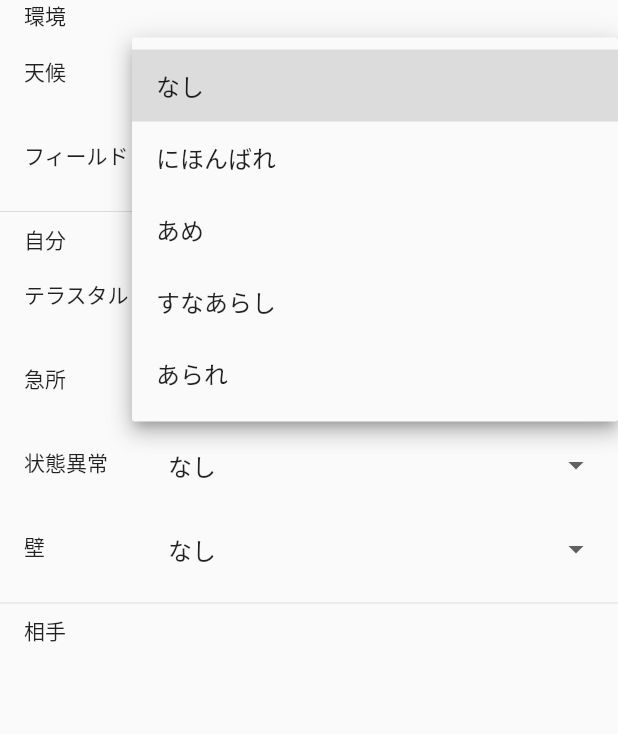
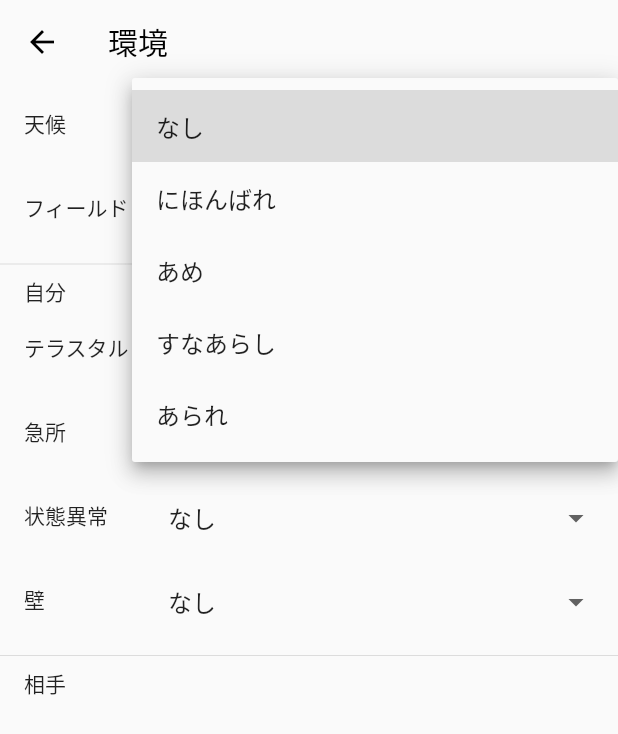
Before and after one commit to 2skdev/flutter-pokecalc, a Flutter app: the EnvironmentInputPage screen opened directly, after a tap on "なし", on a phone screen of 412 x 824 dp. Shown: the top 734 px of the screen. Run offline on Flutter 3.47's test engine with Material 2 defaults, Android fonts, the phone set to English and light mode, and no system bars; our stand-ins replace flutter_hooks, freezed_annotation, hooks_riverpod, keyboard_actions.

Commit message:
:adhesive_bandage: change app bar style

```diff
--- a/lib/views/pages/environment_input.dart
+++ b/lib/views/pages/environment_input.dart
@@ -13,13 +13,11 @@ class EnvironmentInputPage extends ConsumerWidget {
     final environment = ref.watch(environmentNofifier);
     final condition = ref.watch(conditionNofifier);
 
-    return Column(
+    return Scaffold(
+      appBar: AppBar(title: const Text('環境')),
+      body: Column(
         crossAxisAlignment: CrossAxisAlignment.start,
         children: [
-        const Padding(
-          padding: EdgeInsets.only(left: 16.0),
-          child: Text('環境'),
-        ),
           ListTile(
             leading: const Text('天候'),
             minLeadingWidth: kMinLeadingWidth,
@@ -125,6 +123,7 @@ class EnvironmentInputPage extends ConsumerWidget {
             child: Text('相手'),
           ),
         ],
+      ),
     );
   }
 }
```
Also changed, not shown: lib/views/pages/manage_theories.dart (+2 -5 lines). Lines whose indentation alone changed are shown as unchanged.
